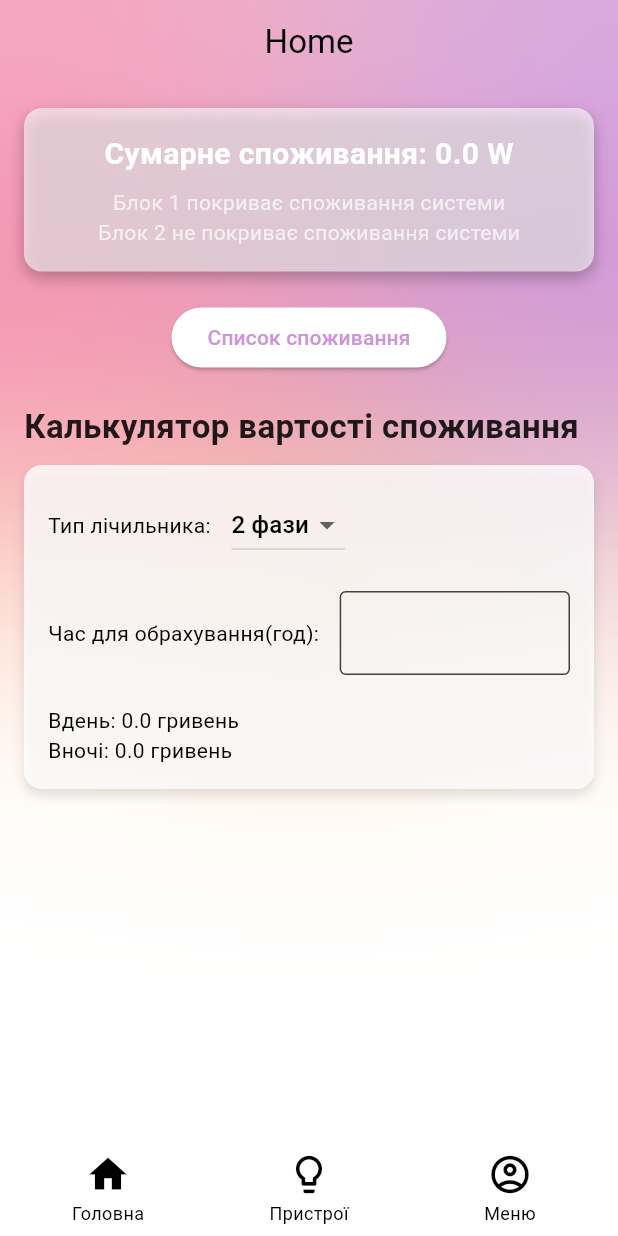
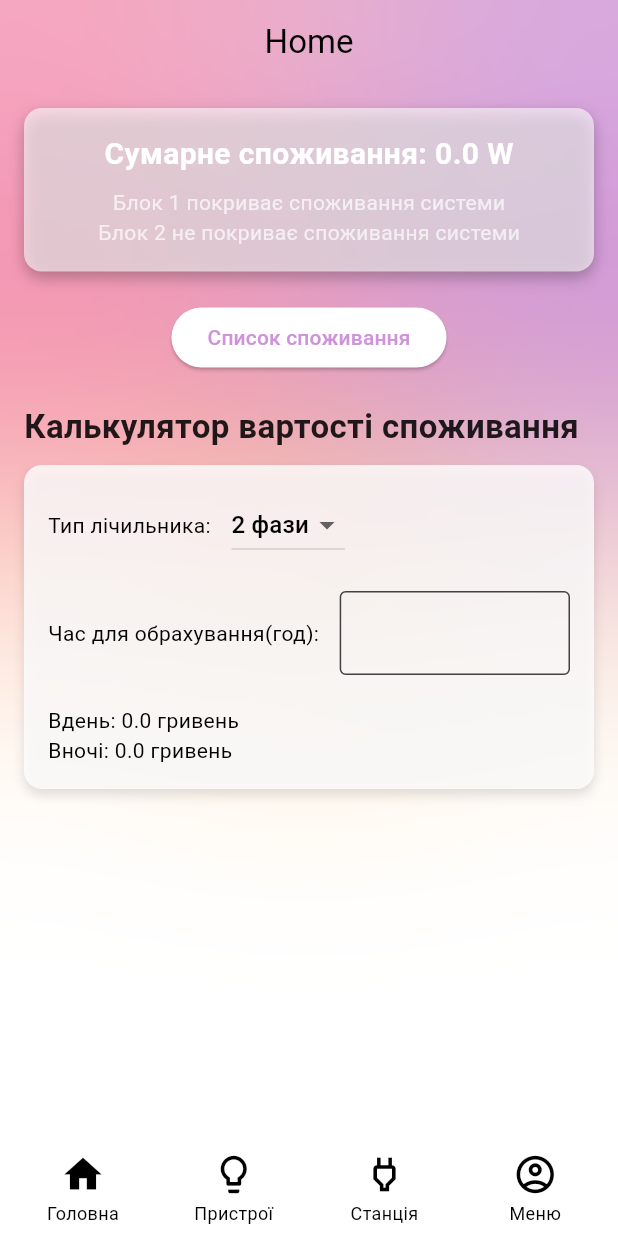
Before and after one commit to ostrikovartur/project_energy, a Flutter app: the screen it shows once a user with an empty profile is signed in, on a phone screen of 412 x 824 dp. Run offline on Flutter 3.47's test engine with Material 3 defaults, Android fonts, the phone set to English and light mode, and no system bars; our stand-ins replace bloc, cloud_firestore, equatable, firebase_auth, firebase_core, flutter_bloc and 4 more; accounts and stored records are empty.

Commit message:
Add power device button

```diff
--- a/lib/widgets/footer/footer.dart
+++ b/lib/widgets/footer/footer.dart
@@ -4,6 +4,7 @@ import 'package:project_energy/authenticationSecond/bloc/authentication_bloc.dar
 import 'package:project_energy/authenticationSecond/signin/bloc/signin_bloc.dart';
 import 'package:project_energy/devices.dart';
 import 'package:project_energy/home.dart';
+import 'package:project_energy/powerDevices/screen/power_device_screen.dart';
 import 'package:project_energy/settings/view/settings_screen.dart';
 import 'package:project_energy/widgets/footer/bloc/footer_bloc.dart';
 
@@ -39,10 +40,18 @@ class Footer extends StatelessWidget {
             ),
             _buildFooterButton(
               context,
+              iconFilled: Icons.power,
+              iconOutlined: Icons.power_outlined,
+              label: 'Станція',
+              index: 2,
+              page: PowerDeviceScreen(),
+            ),
+            _buildFooterButton(
+              context,
               iconFilled: Icons.account_circle,
               iconOutlined: Icons.account_circle_outlined,
               label: 'Меню',
-              index: 2,
+              index: 3,
               page: SettingsScreen(),
             ),
           ],
@@ -72,7 +81,7 @@ class Footer extends StatelessWidget {
             ),
             onPressed: () {
               context.read<FooterBloc>().add(UpdateFooterIndex(index));
-              if (index == 2) {
+              if (index == 3) {
                 Navigator.pushReplacement(
                   context,
                   MaterialPageRoute(
```
